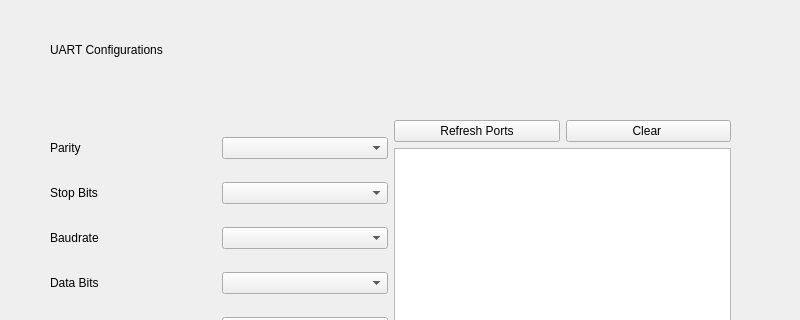
This is uart.ui in Nourreddine1920/Serial_Port_COM as Qt 5 draws it before an edit; both pictures show x 0 to 800 and y 0 to 320 of the 800 by 600 pixel window. The edited form follows.
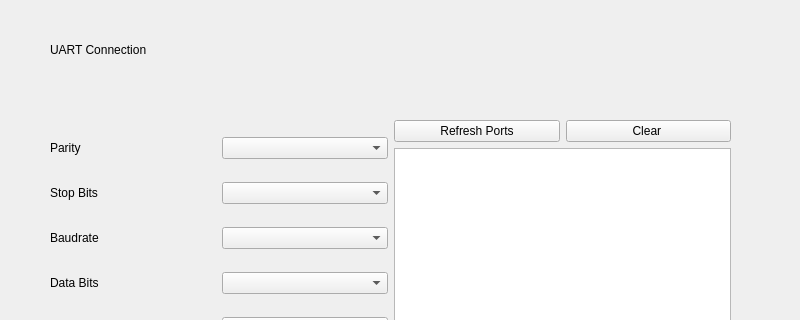
This is the edited form.

The edit to the form file:
```diff
--- a/uart.ui
+++ b/uart.ui
@@ -35,10 +35,10 @@
      </rect>
     </property>
     <property name="text">
-     <string>UART Configurations </string>
+     <string>UART Connection </string>
     </property>
    </widget>
-   <widget class="QWidget" name="">
+   <widget class="QWidget" name="layoutWidget">
     <property name="geometry">
      <rect>
       <x>50</x>
```
Left out of the diff: 2 changed lines with no effect on the pictures.
